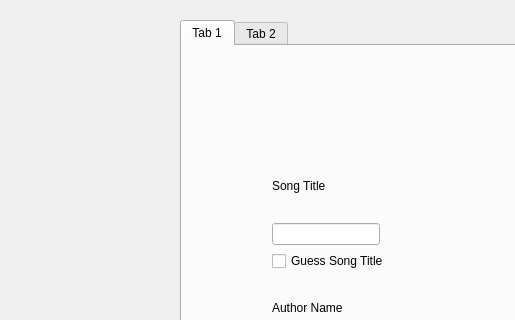
Qt form src/main.ui (Diode-exe/pptxToOpenLyrics) before a commit; both pictures show x 0 to 515 and y 0 to 320 of the 800 by 600 pixel window.
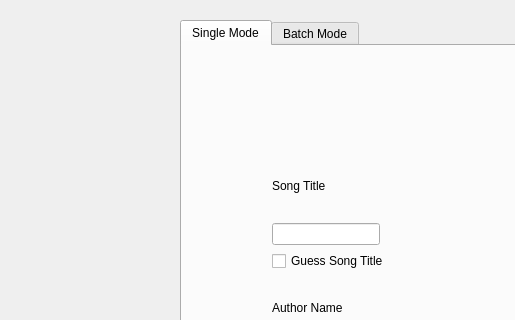
The same form after that commit. The open tabs and pages were chosen to show the change.

Commit message: Changed default tab and tab labels

Diff of the .ui file:
```diff
--- a/src/main.ui
+++ b/src/main.ui
@@ -24,11 +24,14 @@
      </rect>
     </property>
     <property name="currentIndex">
-     <number>1</number>
+     <number>0</number>
+    </property>
+    <property name="usesScrollButtons">
+     <bool>true</bool>
     </property>
     <widget class="QWidget" name="single_mode_tab">
      <attribute name="title">
-      <string>Tab 1</string>
+      <string>Single Mode</string>
      </attribute>
      <widget class="QWidget" name="verticalLayoutWidget">
       <property name="geometry">
@@ -146,7 +149,7 @@
     </widget>
     <widget class="QWidget" name="batching_mode_tab">
      <attribute name="title">
-      <string>Tab 2</string>
+      <string>Batch Mode</string>
      </attribute>
      <widget class="QScrollArea" name="batching_scroll">
       <property name="geometry">
```
